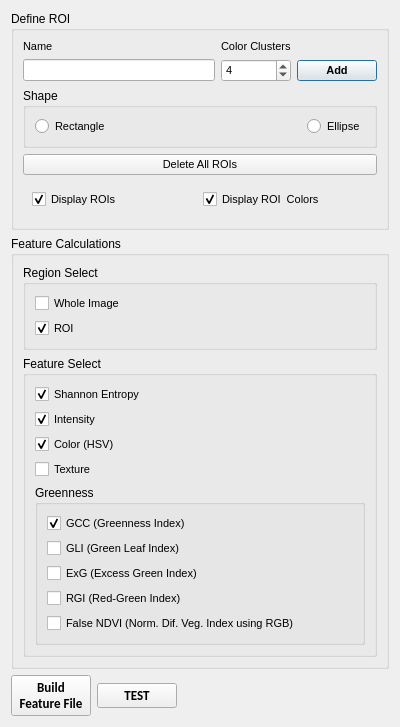
The window that src/GRIME_AI/dialogs/color_segmentation/QDialog_ColorSegmentation.ui (JohnStranzl/GRIME-AI) describes before a commit, drawn with Qt 5.
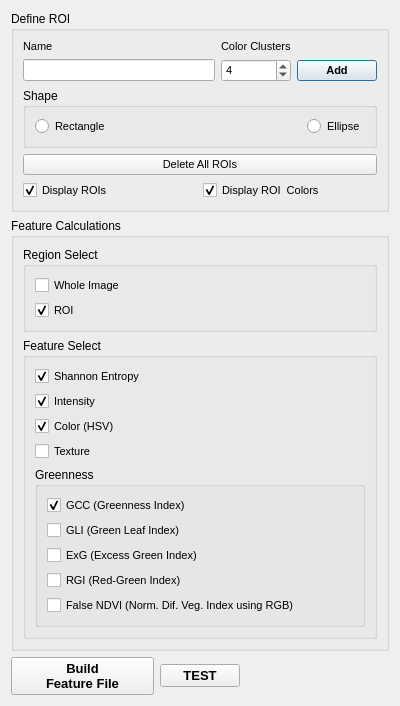
The same window after the commit.

Commit message: Resolve Linux/Mac OS font issue. Replaced MS Shell Dlg 2 font with Arial because the font gets jumbled, among other things, on Linux/MacOS. The MS Shell Dlg 2 font was something that was inadvertently used 5 years ago when GRIME AI was conceived.

```diff
--- a/src/GRIME_AI/dialogs/color_segmentation/QDialog_ColorSegmentation.ui
+++ b/src/GRIME_AI/dialogs/color_segmentation/QDialog_ColorSegmentation.ui
@@ -7,52 +7,60 @@
     <x>0</x>
     <y>0</y>
     <width>400</width>
-    <height>676</height>
+    <height>700</height>
    </rect>
   </property>
+  <property name="font">
+   <font>
+    <family>Arial</family>
+   </font>
+  </property>
   <property name="windowTitle">
    <string>Select Features</string>
   </property>
-  <!-- Top-level vertical layout to allow resizing -->
   <layout class="QVBoxLayout" name="verticalLayout_Main">
-    <!-- Define ROI Section -->
     <item>
       <widget class="QGroupBox" name="groupBox_17">
+     <property name="font">
+      <font>
+       <family>Arial</family>
+      </font>
+     </property>
         <property name="title">
           <string>Define ROI</string>
         </property>
         <layout class="QGridLayout" name="gridLayout_GroupBox17">
           <item row="0" column="0">
             <widget class="QLabel" name="label_roiName_4">
+        <property name="font">
+         <font>
+          <family>Arial</family>
+          <pointsize>8</pointsize>
+         </font>
+        </property>
               <property name="text">
                 <string>Name</string>
               </property>
-              <property name="font">
-                <font>
-                  <family>MS Shell Dlg 2</family>
-                  <pointsize>8</pointsize>
-                </font>
-              </property>
             </widget>
           </item>
           <item row="0" column="1">
             <widget class="QLabel" name="label_6">
+        <property name="font">
+         <font>
+          <family>Arial</family>
+          <pointsize>8</pointsize>
+         </font>
+        </property>
               <property name="text">
                 <string>Color Clusters</string>
               </property>
-              <property name="font">
-                <font>
-                  <family>MS Shell Dlg 2</family>
-                  <pointsize>8</pointsize>
-                </font>
-              </property>
             </widget>
           </item>
           <item row="1" column="0">
             <widget class="QLineEdit" name="lineEdit_roiName">
               <property name="font">
                 <font>
-                  <family>MS Shell Dlg 2</family>
+          <family>Arial</family>
                   <pointsize>8</pointsize>
                 </font>
               </property>
@@ -60,6 +68,12 @@
           </item>
           <item row="1" column="1">
             <widget class="QSpinBox" name="spinBoxColorClusters">
+        <property name="font">
+         <font>
+          <family>Arial</family>
+          <pointsize>8</pointsize>
+         </font>
+        </property>
               <property name="minimum">
                 <number>1</number>
               </property>
@@ -69,54 +83,57 @@
               <property name="value">
                 <number>4</number>
               </property>
-              <property name="font">
-                <font>
-                  <family>MS Shell Dlg 2</family>
-                  <pointsize>8</pointsize>
-                </font>
-              </property>
             </widget>
           </item>
           <item row="1" column="2">
             <widget class="QPushButton" name="pushButtonAddROI">
+        <property name="font">
+         <font>
+          <family>Arial</family>
+          <pointsize>8</pointsize>
+          <weight>75</weight>
+          <bold>true</bold>
+         </font>
+        </property>
               <property name="text">
                 <string>Add</string>
               </property>
               <property name="default">
                 <bool>true</bool>
               </property>
-              <property name="font">
-                <font>
-                  <family>MS Shell Dlg 2</family>
-                  <pointsize>8</pointsize>
-                  <weight>75</weight>
-                  <bold>true</bold>
-                </font>
-              </property>
-            </widget>
-          </item>
-          <!-- Embedded Shape Group Box -->
+       </widget>
+      </item>
           <item row="2" column="0" colspan="3">
             <widget class="QGroupBox" name="groupBox_18">
+        <property name="font">
+         <font>
+          <family>Arial</family>
+         </font>
+        </property>
               <property name="title">
                 <string>Shape</string>
               </property>
               <layout class="QHBoxLayout" name="horizontalLayout_Shape">
                 <item>
                   <widget class="QRadioButton" name="radioButton_ROIShapeRectangle">
+           <property name="font">
+            <font>
+             <family>Arial</family>
+             <pointsize>8</pointsize>
+            </font>
+           </property>
                     <property name="text">
                       <string>Rectangle</string>
                     </property>
-                    <property name="font">
-                      <font>
-                        <family>MS Shell Dlg 2</family>
-                        <pointsize>8</pointsize>
-                      </font>
-                    </property>
                   </widget>
                 </item>
                 <item>
                   <spacer name="horizontalSpacer_8">
+           <property name="font">
+            <font>
+             <family>Arial</family>
+            </font>
+           </property>
                     <property name="orientation">
                       <enum>Qt::Horizontal</enum>
                     </property>
@@ -130,82 +147,82 @@
                 </item>
                 <item>
                   <widget class="QRadioButton" name="radioButton_ROIShapeEllipse">
+           <property name="font">
+            <font>
+             <family>Arial</family>
+             <pointsize>8</pointsize>
+            </font>
+           </property>
                     <property name="text">
                       <string>Ellipse</string>
                     </property>
-                    <property name="font">
-                      <font>
-                        <family>MS Shell Dlg 2</family>
-                        <pointsize>8</pointsize>
-                      </font>
-                    </property>
                   </widget>
                 </item>
               </layout>
             </widget>
           </item>
-          <!-- Delete All ROIs Button -->
           <item row="3" column="0" colspan="3">
             <widget class="QPushButton" name="pushButton_deleteAllROIs">
+        <property name="font">
+         <font>
+          <family>Arial</family>
+          <pointsize>8</pointsize>
+         </font>
+        </property>
               <property name="text">
                 <string>Delete All ROIs</string>
               </property>
-              <property name="font">
-                <font>
-                  <family>MS Shell Dlg 2</family>
-                  <pointsize>8</pointsize>
-                </font>
-              </property>
-            </widget>
-          </item>
-          <!-- Layout for additional checkboxes -->
+       </widget>
+      </item>
           <item row="4" column="0" colspan="3">
-            <widget class="QWidget" name="layoutWidget_4">
               <layout class="QGridLayout" name="gridLayout_4">
                 <item row="0" column="0">
                   <widget class="QCheckBox" name="checkBoxDisplayROIs">
+          <property name="font">
+           <font>
+            <family>Arial</family>
+            <pointsize>8</pointsize>
+           </font>
+          </property>
                     <property name="text">
                       <string>Display ROIs</string>
                     </property>
                     <property name="checked">
                       <bool>true</bool>
                     </property>
-                    <property name="font">
-                      <font>
-                        <family>MS Shell Dlg 2</family>
-                        <pointsize>8</pointsize>
-                      </font>
-                    </property>
                   </widget>
                 </item>
                 <item row="0" column="2">
                   <widget class="QCheckBox" name="checkBoxCalcColors">
-                    <property name="text">
-                      <string>Display ROI  Colors</string>
-                    </property>
-                    <property name="checked">
-                      <bool>true</bool>
+          <property name="font">
+           <font>
+            <family>Arial</family>
+            <pointsize>8</pointsize>
+           </font>
                     </property>
                     <property name="toolTip">
                       <string>Check this box to only train on colors when 'Add' is clicked.</string>
                     </property>
-                    <property name="font">
-                      <font>
-                        <family>MS Shell Dlg 2</family>
-                        <pointsize>8</pointsize>
-                      </font>
-                    </property>
+          <property name="text">
+           <string>Display ROI  Colors</string>
+          </property>
+          <property name="checked">
+           <bool>true</bool>
+          </property>
                   </widget>
                 </item>
               </layout>
-            </widget>
           </item>
         </layout>
       </widget>
     </item>
-    <!-- Feature Calculations Section -->
     <item>
       <widget class="QGroupBox" name="groupBox_ScalarOutputs">
+     <property name="font">
+      <font>
+       <family>Arial</family>
+      </font>
+     </property>
         <property name="title">
           <string>Feature Calculations</string>
         </property>
@@ -213,192 +230,204 @@
           <bool>true</bool>
         </property>
         <layout class="QVBoxLayout" name="verticalLayout_ScalarOutputs">
-          <!-- Region Select Subsection -->
           <item>
             <widget class="QGroupBox" name="groupBox_14">
-              <property name="title">
-                <string>Region Select</string>
+        <property name="font">
+         <font>
+          <family>Arial</family>
+         </font>
               </property>
               <property name="toolTip">
                 <string>Choose whether to save stats for the ROI, for the Image, or both.</string>
               </property>
+        <property name="title">
+         <string>Region Select</string>
+        </property>
               <layout class="QVBoxLayout" name="verticalLayout_RegionSelect">
                 <item>
                   <widget class="QCheckBox" name="checkBoxScalarRegion_WholeImage">
+           <property name="font">
+            <font>
+             <family>Arial</family>
+             <pointsize>8</pointsize>
+            </font>
+           </property>
                     <property name="text">
                       <string>Whole Image</string>
                     </property>
                     <property name="checked">
                       <bool>false</bool>
                     </property>
-                    <property name="font">
-                      <font>
-                        <family>MS Shell Dlg 2</family>
-                        <pointsize>8</pointsize>
-                      </font>
-                    </property>
                   </widget>
                 </item>
                 <item>
                   <widget class="QCheckBox" name="checkBoxScalarRegion_ROI">
+           <property name="font">
+            <font>
+             <family>Arial</family>
+             <pointsize>8</pointsize>
+            </font>
+           </property>
                     <property name="text">
                       <string>ROI</string>
                     </property>
                     <property name="checked">
                       <bool>true</bool>
                     </property>
-                    <property name="font">
-                      <font>
-                        <family>MS Shell Dlg 2</family>
-                        <pointsize>8</pointsize>
-                      </font>
-                    </property>
                   </widget>
                 </item>
               </layout>
             </widget>
           </item>
-          <!-- Feature Select Subsection -->
           <item>
             <widget class="QGroupBox" name="groupBox_15">
+        <property name="font">
+         <font>
+          <family>Arial</family>
+         </font>
+        </property>
               <property name="title">
                 <string>Feature Select</string>
               </property>
               <layout class="QVBoxLayout" name="verticalLayout_FeatureSelect">
                 <item>
                   <widget class="QCheckBox" name="checkBox_ShannonEntropy">
+           <property name="font">
+            <font>
+             <family>Arial</family>
+             <pointsize>8</pointsize>
+            </font>
+           </property>
                     <property name="text">
                       <string>Shannon Entropy</string>
                     </property>
                     <property name="checked">
                       <bool>true</bool>
                     </property>
-                    <property name="font">
-                      <font>
-                        <family>MS Shell Dlg 2</family>
-                        <pointsize>8</pointsize>
-                      </font>
-                    </property>
                   </widget>
                 </item>
                 <item>
                   <widget class="QCheckBox" name="checkBox_Intensity">
+           <property name="font">
+            <font>
+             <family>Arial</family>
+             <pointsize>8</pointsize>
+            </font>
+           </property>
                     <property name="text">
                       <string>Intensity</string>
                     </property>
                     <property name="checked">
                       <bool>true</bool>
                     </property>
-                    <property name="font">
-                      <font>
-                        <family>MS Shell Dlg 2</family>
-                        <pointsize>8</pointsize>
-                      </font>
-                    </property>
                   </widget>
                 </item>
                 <item>
                   <widget class="QCheckBox" name="checkBoxColor_HSV">
+           <property name="font">
+            <font>
+             <family>Arial</family>
+             <pointsize>8</pointsize>
+            </font>
+           </property>
                     <property name="text">
                       <string>Color (HSV)</string>
                     </property>
                     <property name="checked">
                       <bool>true</bool>
                     </property>
-                    <property name="font">
-                      <font>
-                        <family>MS Shell Dlg 2</family>
-                        <pointsize>8</pointsize>
-                      </font>
-                    </property>
                   </widget>
                 </item>
                 <item>
                   <widget class="QCheckBox" name="checkBox_Texture">
+           <property name="font">
+            <font>
+             <family>Arial</family>
+             <pointsize>8</pointsize>
+            </font>
+           </property>
                     <property name="text">
                       <string>Texture</string>
                     </property>
-                    <property name="font">
-                      <font>
-                        <family>MS Shell Dlg 2</family>
-                        <pointsize>8</pointsize>
-                      </font>
-                    </property>
-                  </widget>
-                </item>
-                <!-- Greenness Subgroup -->
+          </widget>
+         </item>
                 <item>
                   <widget class="QGroupBox" name="groupBox_16">
+           <property name="font">
+            <font>
+             <family>Arial</family>
+            </font>
+           </property>
                     <property name="title">
                       <string>Greenness</string>
                     </property>
                     <layout class="QVBoxLayout" name="verticalLayout_Greenness">
                       <item>
                         <widget class="QCheckBox" name="checkBox_GCC">
+              <property name="font">
+               <font>
+                <family>Arial</family>
+                <pointsize>8</pointsize>
+               </font>
+              </property>
                           <property name="text">
                             <string>GCC (Greenness Index)</string>
                           </property>
                           <property name="checked">
                             <bool>true</bool>
                           </property>
-                          <property name="font">
-                            <font>
-                              <family>MS Shell Dlg 2</family>
-                              <pointsize>8</pointsize>
-                            </font>
-                          </property>
                         </widget>
                       </item>
                       <item>
                         <widget class="QCheckBox" name="checkBox_GLI">
+              <property name="font">
+               <font>
+                <family>Arial</family>
+                <pointsize>8</pointsize>
+               </font>
+              </property>
                           <property name="text">
                             <string>GLI (Green Leaf Index)</string>
                           </property>
-                          <property name="font">
-                            <font>
-                              <family>MS Shell Dlg 2</family>
-                              <pointsize>8</pointsize>
-                            </font>
-                          </property>
                         </widget>
                       </item>
                       <item>
                         <widget class="QCheckBox" name="checkBox_ExG">
+              <property name="font">
+               <font>
+                <family>Arial</family>
+                <pointsize>8</pointsize>
+               </font>
+              </property>
                           <property name="text">
                             <string>ExG (Excess Green Index)</string>
                           </property>
-                          <property name="font">
-                            <font>
-                              <family>MS Shell Dlg 2</family>
-                              <pointsize>8</pointsize>
-                            </font>
-                          </property>
                         </widget>
                       </item>
                       <item>
                         <widget class="QCheckBox" name="checkBox_RGI">
+              <property name="font">
+               <font>
+                <family>Arial</family>
+                <pointsize>8</pointsize>
+               </font>
+              </property>
                           <property name="text">
                             <string>RGI (Red-Green Index)</string>
                           </property>
-                          <property name="font">
-                            <font>
-                              <family>MS Shell Dlg 2</family>
-                              <pointsize>8</pointsize>
-                            </font>
-                          </property>
                         </widget>
                       </item>
                       <item>
                         <widget class="QCheckBox" name="checkBox_NDVI">
+              <property name="font">
+               <font>
+                <family>Arial</family>
+                <pointsize>8</pointsize>
+               </font>
+              </property>
                           <property name="text">
                             <string>False NDVI (Norm. Dif. Veg. Index using RGB)</string>
                           </property>
-                          <property name="font">
-                            <font>
-                              <family>MS Shell Dlg 2</family>
-                              <pointsize>8</pointsize>
-                            </font>
-                          </property>
                         </widget>
                       </item>
                     </layout>
@@ -410,57 +439,62 @@
         </layout>
       </widget>
     </item>
-    <!-- Bottom buttons layout -->
     <item>
       <layout class="QHBoxLayout" name="horizontalLayout_Buttons">
         <item>
           <widget class="QPushButton" name="pushButton_Dlg_BuildFeatureFile">
+       <property name="sizePolicy">
+        <sizepolicy hsizetype="Expanding" vsizetype="Fixed">
+         <horstretch>0</horstretch>
+         <verstretch>0</verstretch>
+        </sizepolicy>
+       </property>
+       <property name="font">
+        <font>
+         <family>Arial</family>
+         <pointsize>10</pointsize>
+         <weight>75</weight>
+         <bold>true</bold>
+        </font>
+       </property>
+       <property name="autoFillBackground">
+        <bool>true</bool>
+       </property>
             <property name="text">
               <string>Build
 Feature File</string>
             </property>
-            <property name="autoFillBackground">
-              <bool>true</bool>
-            </property>
-            <property name="font">
-              <font>
-                <family>Calibri</family>
-                <pointsize>10</pointsize>
-                <weight>75</weight>
-                <bold>true</bold>
-              </font>
-            </property>
           </widget>
         </item>
         <item>
           <widget class="QPushButton" name="pushButton_Dlg_TEST">
+       <property name="font">
+        <font>
+         <family>Arial</family>
+         <pointsize>10</pointsize>
+         <weight>75</weight>
+         <bold>true</bold>
+        </font>
+       </property>
             <property name="text">
               <string>TEST</string>
             </property>
-            <property name="font">
-              <font>
-                <family>Calibri</family>
-                <pointsize>10</pointsize>
-                <weight>75</weight>
-                <bold>true</bold>
-              </font>
-            </property>
           </widget>
         </item>
         <item>
           <widget class="QDialogButtonBox" name="buttonBox_Close">
+       <property name="enabled">
+        <bool>false</bool>
+       </property>
+       <property name="font">
+        <font>
+         <family>Arial</family>
+         <pointsize>8</pointsize>
+        </font>
+       </property>
             <property name="standardButtons">
               <set>QDialogButtonBox::NoButton</set>
             </property>
-            <property name="enabled">
-              <bool>false</bool>
-            </property>
-            <property name="font">
-              <font>
-                <family>MS Shell Dlg 2</family>
-                <pointsize>8</pointsize>
-              </font>
-            </property>
           </widget>
         </item>
       </layout>
```
Left out of the diff: 20 changed lines with no effect on the pictures. Lines whose indentation alone changed are shown as unchanged. The commit also changes 1 other file.
